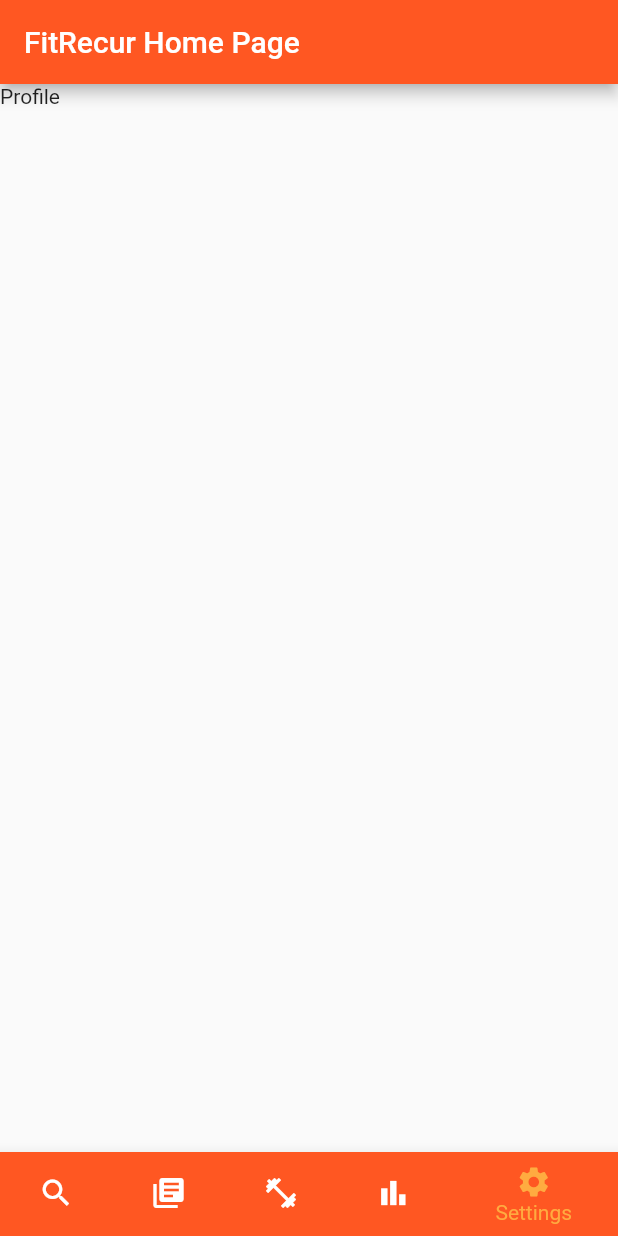
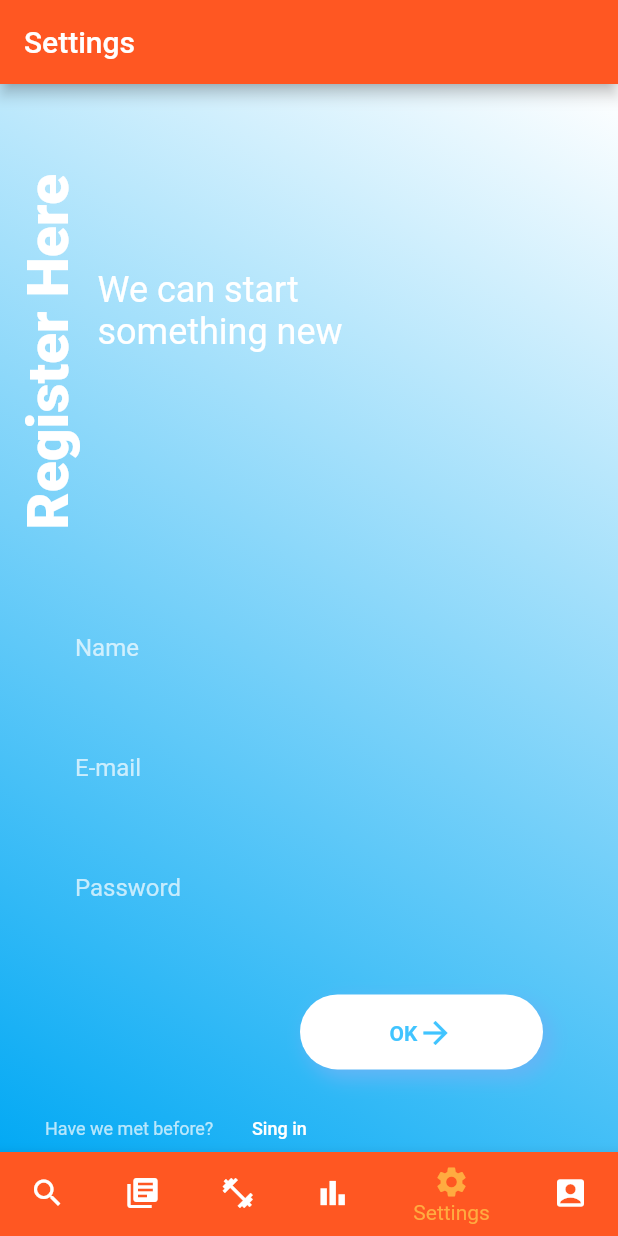
Before and after one commit to ParkTheJohn/bruteforce, a Flutter app: the screen it shows after launch, item 5 of the bottom bar chosen, on a phone screen of 412 x 824 dp. Run offline on Flutter 3.47's test engine with Material 2 defaults, Android fonts, the phone set to English and light mode, and no system bars; our stand-ins replace cloud_firestore, firebase_auth, firebase_core, flutter_signin_button; missing offline and left inert: flutter_statusbarcolor; accounts and stored records are empty.

Commit message:
Added Login Page
Added a Basic UI design for login page, started with some authentication. Added a template for how we could model the page (Code copied from online and added to program). Inside the "LoginTest" folder

```diff
--- /dev/null
+++ b/lib/LoginService.dart
@@ -0,0 +1,20 @@
+import 'package:firebase_auth/firebase_auth.dart';
+
+class LoginService {
+  final FirebaseAuth _firebaseAuth;
+
+  LoginService(this._firebaseAuth);
+  Stream<User> get authStateChanges => _firebaseAuth.authStateChanges();
+
+  Future<String> signIn({String email, String password}) async {}
+
+  Future<String> signOut({String email, String password}) async {
+    try {
+      await _firebaseAuth.createUserWithEmailAndPassword(
+          email: email, password: password);
+      return "Signed up";
+    } on FirebaseAuthException catch (e) {
+      return e.message;
+    }
+  }
+}
--- /dev/null
+++ b/lib/LoginTest/pages/newuser.page.dart
@@ -0,0 +1,48 @@
+import 'package:cse_115a/LoginTest/widget/buttonNewUser.dart';
+import 'package:cse_115a/LoginTest/widget/newEmail.dart';
+import 'package:cse_115a/LoginTest/widget/newName.dart';
+import 'package:cse_115a/LoginTest/widget/password.dart';
+import 'package:cse_115a/LoginTest/widget/singup.dart';
+import 'package:cse_115a/LoginTest/widget/textNew.dart';
+import 'package:cse_115a/LoginTest/widget/userOld.dart';
+import 'package:flutter/material.dart';
+
+class NewUser extends StatefulWidget {
+  @override
+  _NewUserState createState() => _NewUserState();
+}
+
+class _NewUserState extends State<NewUser> {
+  @override
+  Widget build(BuildContext context) {
+    return Scaffold(
+      body: Container(
+        decoration: BoxDecoration(
+          gradient: LinearGradient(
+              begin: Alignment.topRight,
+              end: Alignment.bottomLeft,
+              colors: [Colors.white, Colors.lightBlue]),
+        ),
+        child: ListView(
+          children: <Widget>[
+            Column(
+              children: <Widget>[
+                Row(
+                  children: <Widget>[
+                    SingUp(),
+                    TextNew(),
+                  ],
+                ),
+                NewNome(),
+                NewEmail(),
+                PasswordInput(),
+                ButtonNewUser(),
+                UserOld(),
+              ],
+            ),
+          ],
+        ),
+      ),
+    );
+  }
+}
--- /dev/null
+++ b/lib/LoginTest/widget/buttonNewUser.dart
@@ -0,0 +1,55 @@
+import 'package:flutter/material.dart';
+
+class ButtonNewUser extends StatefulWidget {
+  @override
+  _ButtonNewUserState createState() => _ButtonNewUserState();
+}
+
+class _ButtonNewUserState extends State<ButtonNewUser> {
+  @override
+  Widget build(BuildContext context) {
+    return Padding(
+      padding: const EdgeInsets.only(top: 40, right: 50, left: 200),
+      child: Container(
+        alignment: Alignment.bottomRight,
+        height: 50,
+        width: MediaQuery.of(context).size.width,
+        decoration: BoxDecoration(
+          boxShadow: [
+            BoxShadow(
+              color: Colors.blue[300],
+              blurRadius: 10.0, // has the effect of softening the shadow
+              spreadRadius: 1.0, // has the effect of extending the shadow
+              offset: Offset(
+                5.0, // horizontal, move right 10
+                5.0, // vertical, move down 10
+              ),
+            ),
+          ],
+            color: Colors.white, borderRadius: BorderRadius.circular(30)),
+        child: FlatButton(
+          onPressed: (){
+            Navigator.pop(context);
+          },
+          child: Row(
+            mainAxisAlignment: MainAxisAlignment.center,
+            children: <Widget>[
+              Text(
+                'OK',
+                style: TextStyle(
+                  color: Colors.lightBlueAccent,
+                  fontSize: 14,
+                  fontWeight: FontWeight.w700,
+                ),
+              ),
+              Icon(
+                Icons.arrow_forward,
+                color: Colors.lightBlueAccent,
+              ),
+            ],
+          ),
+        ),
+      ),
+    );
+  }
+}
--- /dev/null
+++ b/lib/LoginTest/widget/newEmail.dart
@@ -0,0 +1,32 @@
+import 'package:flutter/material.dart';
+
+class NewEmail extends StatefulWidget {
+  @override
+  _NewEmailState createState() => _NewEmailState();
+}
+
+class _NewEmailState extends State<NewEmail> {
+  @override
+  Widget build(BuildContext context) {
+    return Padding(
+      padding: const EdgeInsets.only(top: 20, left: 50, right: 50),
+      child: Container(
+        height: 60,
+        width: MediaQuery.of(context).size.width,
+        child: TextField(
+          style: TextStyle(
+            color: Colors.white,
+          ),
+          decoration: InputDecoration(
+            border: InputBorder.none,
+            fillColor: Colors.lightBlueAccent,
+            labelText: 'E-mail',
+            labelStyle: TextStyle(
+              color: Colors.white70,
+            ),
+          ),
+        ),
+      ),
+    );
+  }
+}
--- /dev/null
+++ b/lib/LoginTest/widget/newName.dart
@@ -0,0 +1,32 @@
+import 'package:flutter/material.dart';
+
+class NewNome extends StatefulWidget {
+  @override
+  _NewNomeState createState() => _NewNomeState();
+}
+
+class _NewNomeState extends State<NewNome> {
+  @override
+  Widget build(BuildContext context) {
+    return Padding(
+      padding: const EdgeInsets.only(top: 50, left: 50, right: 50),
+      child: Container(
+        height: 60,
+        width: MediaQuery.of(context).size.width,
+        child: TextField(
+          style: TextStyle(
+            color: Colors.white,
+          ),
+          decoration: InputDecoration(
+            border: InputBorder.none,
+            fillColor: Colors.lightBlueAccent,
+            labelText: 'Name',
+            labelStyle: TextStyle(
+              color: Colors.white70,
+            ),
+          ),
+        ),
+      ),
+    );
+  }
+}
--- /dev/null
+++ b/lib/LoginTest/widget/password.dart
@@ -0,0 +1,32 @@
+import 'package:flutter/material.dart';
+
+class PasswordInput extends StatefulWidget {
+  @override
+  _PasswordInputState createState() => _PasswordInputState();
+}
+
+class _PasswordInputState extends State<PasswordInput> {
+  @override
+  Widget build(BuildContext context) {
+    return Padding(
+      padding: const EdgeInsets.only(top: 20, left: 50, right: 50),
+      child: Container(
+        height: 60,
+        width: MediaQuery.of(context).size.width,
+        child: TextField(
+          style: TextStyle(
+            color: Colors.white,
+          ),
+          obscureText: true,
+          decoration: InputDecoration(
+            border: InputBorder.none,
+            labelText: 'Password',
+            labelStyle: TextStyle(
+              color: Colors.white70,
+            ),
+          ),
+        ),
+      ),
+    );
+  }
+}
--- /dev/null
+++ b/lib/LoginTest/widget/singup.dart
@@ -0,0 +1,25 @@
+import 'package:flutter/material.dart';
+
+class SingUp extends StatefulWidget {
+  @override
+  _SingUpState createState() => _SingUpState();
+}
+
+class _SingUpState extends State<SingUp> {
+  @override
+  Widget build(BuildContext context) {
+    return Padding(
+      padding: const EdgeInsets.only(top: 60, left: 10),
+      child: RotatedBox(
+          quarterTurns: -1,
+          child: Text(
+            'Register Here',
+            style: TextStyle(
+              color: Colors.white,
+              fontSize: 38,
+              fontWeight: FontWeight.w900,
+            ),
+          )),
+    );
+  }
+}
--- /dev/null
+++ b/lib/LoginTest/widget/textNew.dart
@@ -0,0 +1,36 @@
+import 'package:flutter/material.dart';
+
+class TextNew extends StatefulWidget {
+  @override
+  _TextNewState createState() => _TextNewState();
+}
+
+class _TextNewState extends State<TextNew> {
+  @override
+  Widget build(BuildContext context) {
+    return Padding(
+      padding: const EdgeInsets.only(top: 30.0, left: 10.0),
+      child: Container(
+        //color: Colors.green,
+        height: 200,
+        width: 200,
+        child: Column(
+          children: <Widget>[
+            Container(
+              height: 60,
+            ),
+            Center(
+              child: Text(
+                'We can start something new',
+                style: TextStyle(
+                  fontSize: 24,
+                  color: Colors.white,
+                ),
+              ),
+            ),
+          ],
+        ),
+      ),
+    );
+  }
+}
--- /dev/null
+++ b/lib/LoginTest/widget/userOld.dart
@@ -0,0 +1,42 @@
+import 'package:cse_115a/LoginTest/pages/login.page.dart';
+import 'package:flutter/material.dart';
+
+class UserOld extends StatelessWidget {
+  @override
+  Widget build(BuildContext context) {
+    return Padding(
+      padding: const EdgeInsets.only(top: 30, left: 30),
+      child: Container(
+        alignment: Alignment.topRight,
+        //color: Colors.red,
+        height: 20,
+        child: Row(
+          children: <Widget>[
+            Text(
+              'Have we met before?',
+              style: TextStyle(
+                fontSize: 12,
+                color: Colors.white70,
+              ),
+            ),
+            FlatButton(
+              padding: EdgeInsets.all(0),
+              onPressed: () {
+                Navigator.push(context,
+                    MaterialPageRoute(builder: (context) => LoginPage()));
+              },
+              child: Text(
+                'Sing in',
+                style: TextStyle(
+                  fontSize: 12,
+                  color: Colors.white,
+                ),
+                textAlign: TextAlign.right,
+              ),
+            ),
+          ],
+        ),
+      ),
+    );
+  }
+}
--- a/lib/exercises.dart
+++ b/lib/exercises.dart
@@ -26,7 +26,7 @@ class exercisesPage extends StatelessWidget {
         if (!projectSnap.hasData) {
           return Container();
         } else {
-          print('project snapshot data is: ${projectSnap.data}');
+          //print('project snapshot data is: ${projectSnap.data}');
           return ListView.builder(
             itemCount: projectSnap.data.length,
             itemBuilder: (context, index) {
--- a/lib/main.dart
+++ b/lib/main.dart
@@ -3,6 +3,8 @@ import 'package:flutter/material.dart';
 import 'package:cloud_firestore/cloud_firestore.dart';
 import 'dart:developer';
 import 'exercises.dart';
+import 'login.dart';
+import 'LoginTest/pages/newuser.page.dart';
 
 void main() {
   WidgetsFlutterBinding.ensureInitialized();
@@ -51,13 +53,23 @@ class HomePage extends StatefulWidget {
 
 class _HomePageState extends State<HomePage> {
   var toExercise = exercisesPage();
-
+  var pageTitles = [
+    "Exercises",
+    "My Plans",
+    "My Workout",
+    "My Logs",
+    "Settings",
+    "Login Page"
+  ];
   static List<Widget> pages = <Widget>[
     exercisesPage(),
     Text('My Workout'),
     Text('My Logs'),
     Text('Settings'),
-    Text('Profile'),
+    //Text('Profile'),
+    NewUser(),
+
+    loginPage(),
   ];
 
   int currentPage = 0;
@@ -106,7 +118,7 @@ class _HomePageState extends State<HomePage> {
 
     return Scaffold(
       appBar: AppBar(
-        title: Text(widget.title),
+        title: Text(pageTitles[currentPage]),
       ),
       body: pages.elementAt(currentPage),
       bottomNavigationBar: BottomNavigationBar(
@@ -137,6 +149,13 @@ class _HomePageState extends State<HomePage> {
             icon: Icon(Icons.settings),
             label: 'Settings',
             backgroundColor: Colors.deepOrange,
+          ),
+          BottomNavigationBarItem(
+            //icon: Icon(Icons.account_circle),
+            icon: Icon(Icons.account_box),
+            label: 'Login',
+            backgroundColor: Colors.purple,
+            //I changed this purple, change back oragne "deepOrange"
           ),
         ],
         currentIndex: currentPage,
--- a/pubspec.yaml
+++ b/pubspec.yaml
@@ -25,12 +25,14 @@ dependencies:
     sdk: flutter
   firebase_core: ^0.5.2
   firebase_database: ^4.3.0
-
+  firebase_auth: ^0.18.0+1
+  provider: ^4.3.2+1
   # The following adds the Cupertino Icons font to your application.
   # Use with the CupertinoIcons class for iOS style icons.
   cupertino_icons: ^1.0.2
   cloud_firestore: ^0.14.4
-
+  flutter_statusbarcolor: ^0.2.3
+  flutter_signin_button: ^1.0.0
 dev_dependencies:
   flutter_test:
     sdk: flutter
```
Also changed, not shown: lib/LoginTest/pages/login.page.dart (added, +44 -0 lines), lib/LoginTest/widget/button.dart (added, +55 -0 lines), lib/LoginTest/widget/first.dart (added, +47 -0 lines), lib/LoginTest/widget/forgot.dart (added, +29 -0 lines), lib/LoginTest/widget/inputEmail.dart (added, +32 -0 lines), lib/LoginTest/widget/textLogin.dart (added, +36 -0 lines), lib/LoginTest/widget/verticalText.dart (added, +25 -0 lines), lib/login.dart (added, +96 -0 lines), pubspec.lock, 1 other file.
